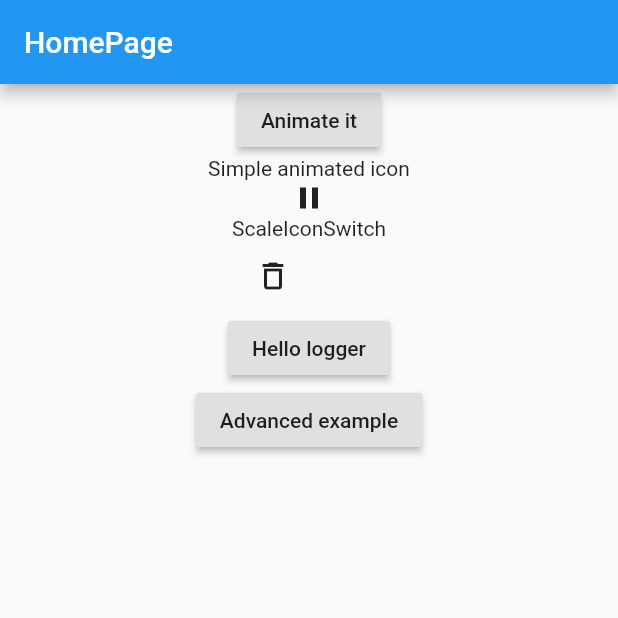
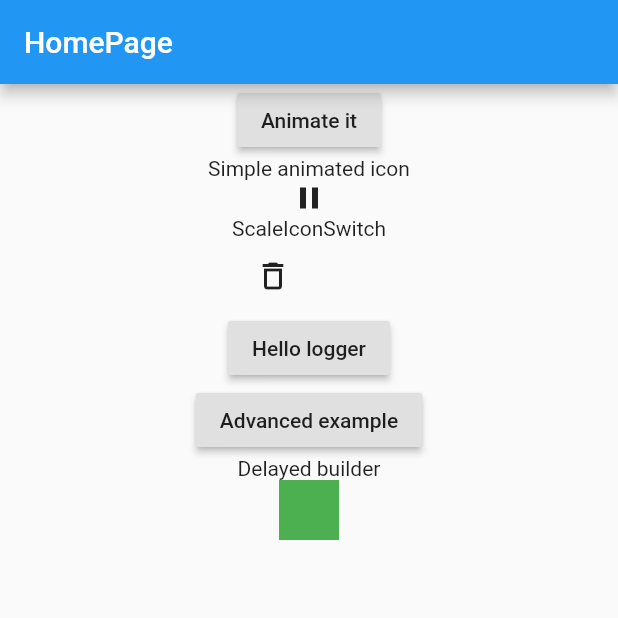
Before and after one commit to RoundedInfinity/flutility, a Flutter app: the screen it shows after launch, after a tap on "Animate it", on a phone screen of 412 x 824 dp, the top half of it. Run offline on Flutter 3.47's test engine with Material 2 defaults, Android fonts, the phone set to English and light mode, and no system bars.

Commit message:
added delayed builder. renamed main file

```diff
--- a/example/lib/app_bar_page.dart
+++ b/example/lib/app_bar_page.dart
@@ -1,6 +1,6 @@
 import 'package:flutter/material.dart';
 
-import 'package:flutility/flutter_util.dart';
+import 'package:flutility/flutility.dart';
 
 class AppBarPage extends StatefulWidget {
   @override
--- a/example/lib/main.dart
+++ b/example/lib/main.dart
@@ -1,5 +1,5 @@
 import 'package:flutter/material.dart';
-import 'package:flutility/flutter_util.dart';
+import 'package:flutility/flutility.dart';
 
 import 'app_bar_page.dart';
 
@@ -99,6 +99,19 @@ class _HomePageState extends State<HomePage> {
                   builder: (BuildContext context) => AppBarPage())),
               child: Text('Advanced example'),
             ),
+            Text('Delayed builder'),
+            Center(
+              child: DelayedBuilder(
+                builder: (context, value) => AnimatedContainer(
+                  duration: Duration(milliseconds: 200),
+                  color: value ? Colors.green : Colors.black,
+                  height: 40,
+                  width: 40,
+                ),
+                value: animate,
+                delay: Duration(milliseconds: 700),
+              ),
+            )
           ],
         ),
       ),
--- /dev/null
+++ b/lib/delayed_builder.dart
@@ -0,0 +1,44 @@
+import 'package:flutter/widgets.dart';
+
+typedef _DelayBuilder = Widget Function(BuildContext context, dynamic value);
+
+class DelayedBuilder extends StatefulWidget {
+  final value;
+  final _DelayBuilder builder;
+  final Duration delay;
+
+  const DelayedBuilder(
+      {Key key,
+      @required this.value,
+      @required this.builder,
+      this.delay = const Duration(milliseconds: 200)})
+      : super(key: key);
+  @override
+  _DelayedBuilderState createState() => _DelayedBuilderState();
+}
+
+class _DelayedBuilderState extends State<DelayedBuilder> {
+  ValueNotifier listenableValue = ValueNotifier(false);
+
+  @override
+  void didUpdateWidget(DelayedBuilder oldWidget) {
+    update();
+    super.didUpdateWidget(oldWidget);
+  }
+
+  update() async {
+    await Future.delayed(widget.delay);
+    listenableValue = ValueNotifier(widget.value);
+    setState(() {});
+  }
+
+  @override
+  Widget build(BuildContext context) {
+    return ValueListenableBuilder(
+      valueListenable: listenableValue,
+      builder: (context, value, child) {
+        return widget.builder(context, value);
+      },
+    );
+  }
+}
--- a/lib/flutter_util.dart
+++ b/lib/flutility.dart
@@ -1,6 +1,8 @@
 library flutility;
 
 export 'package:flutility/logger.dart';
+export 'package:flutility/delayed_builder.dart';
 export 'package:flutility/ripple_anamation.dart';
 export 'package:flutility/scale_item_switch.dart';
 export 'package:flutility/simple_animated_icon.dart';
+export 'package:flutility/stagged_listview.dart';
```
Also changed, not shown: lib/stagged_listview.dart (added, +40 -0 lines), 2 other files.
